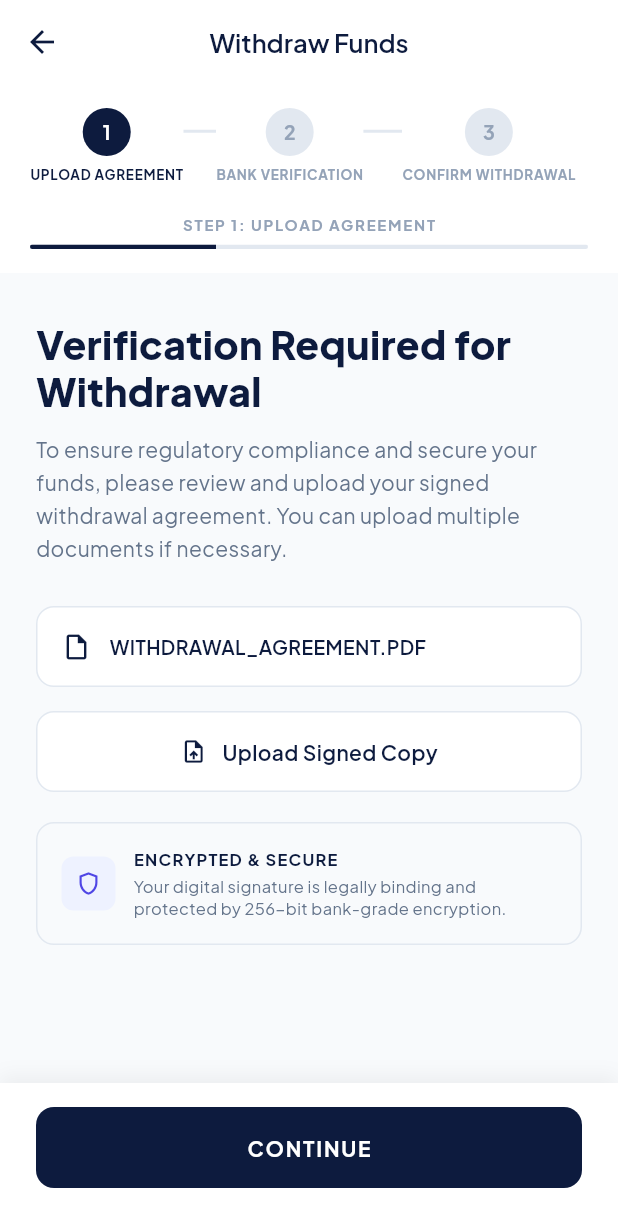
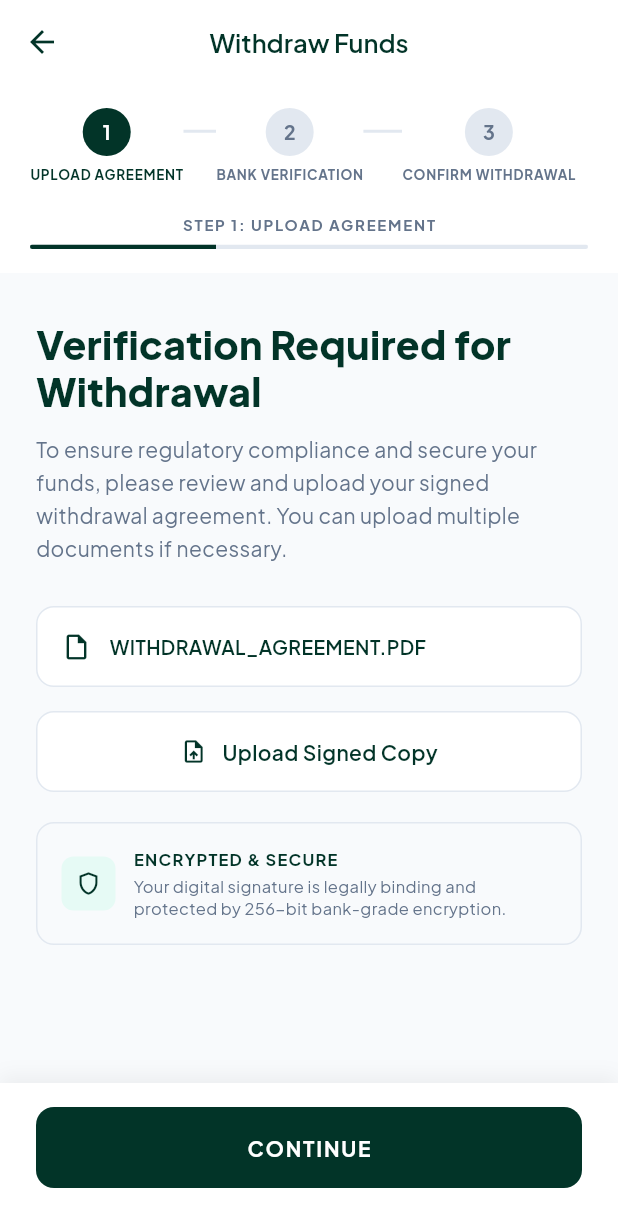
Before and after one commit to sobersmariiah/primekey, a Flutter app: the WithdrawalScreen screen opened directly with empty values, on a phone screen of 412 x 824 dp. Shown: the top 1227 px of the screen. Run offline on Flutter 3.47's test engine with Material 3 defaults, Android fonts, the phone set to English and light mode, and no system bars; our stand-ins replace cloud_firestore, equatable, file_picker, firebase_auth, firebase_core, firebase_storage and 10 more; missing offline and left inert: dart:js_interop, pdfx, simple_file_saver; accounts and stored records are empty; generated files the repository leaves out were written again.

Commit message:
Convert withdrawal screen styling and assets to use Forest Green brand theme

```diff
--- a/lib/features/withdrawal/screens/user_withdrawals_screen.dart
+++ b/lib/features/withdrawal/screens/user_withdrawals_screen.dart
@@ -411,8 +411,8 @@ class _WithdrawalsScreenState extends ConsumerState<WithdrawalsScreen>
         label = 'PENDING';
         break;
       case WithdrawalStatus.processing:
-        bg = const Color(0xFFEEF2FF);
-        fg = const Color(0xFF4F46E5);
+        bg = AppColors.primaryLight;
+        fg = AppColors.primary;
         label = 'PROCESSING';
         break;
       case WithdrawalStatus.completed:
@@ -450,7 +450,7 @@ class _WithdrawalsScreenState extends ConsumerState<WithdrawalsScreen>
       case WithdrawalStatus.pending:
         return AppColors.pending;
       case WithdrawalStatus.processing:
-        return const Color(0xFF4F46E5);
+        return AppColors.primary;
       case WithdrawalStatus.completed:
         return AppColors.success;
       case WithdrawalStatus.failed:
--- a/lib/features/withdrawal/screens/withdrawal_screen.dart
+++ b/lib/features/withdrawal/screens/withdrawal_screen.dart
@@ -59,7 +59,7 @@ class _WithdrawalScreenState extends ConsumerState<WithdrawalScreen> {
         backgroundColor: Colors.white,
         elevation: 0,
         leading: IconButton(
-          icon: const Icon(Icons.arrow_back, color: Color(0xFF0D1B3E)),
+          icon: const Icon(Icons.arrow_back, color: AppColors.primary),
           onPressed: () {
             if (state.currentStep > 0) {
               notifier.setStep(state.currentStep - 1);
@@ -73,7 +73,7 @@ class _WithdrawalScreenState extends ConsumerState<WithdrawalScreen> {
           style: TextStyle(
             fontSize: 17,
             fontWeight: FontWeight.w600,
-            color: Color(0xFF0D1B3E),
+            color: AppColors.primary,
           ),
         ),
         centerTitle: true,
@@ -190,7 +190,7 @@ class _WithdrawalScreenState extends ConsumerState<WithdrawalScreen> {
                       }
                     },
               style: ElevatedButton.styleFrom(
-                backgroundColor: const Color(0xFF0D1B3E),
+                backgroundColor: AppColors.primary,
                 foregroundColor: Colors.white,
                 padding: const EdgeInsets.symmetric(vertical: 18),
                 shape: RoundedRectangleBorder(
--- a/lib/features/withdrawal/widgets/step_agreement_upload.dart
+++ b/lib/features/withdrawal/widgets/step_agreement_upload.dart
@@ -2,6 +2,7 @@ import 'package:primekey_loan_app/shared/widgets/custom_popup.dart';
 import 'package:flutter/material.dart';
 import 'package:flutter_riverpod/flutter_riverpod.dart';
 import 'package:file_picker/file_picker.dart';
+import '../../../core/constants/app_colors.dart';
 import '../providers/withdrawal_provider.dart';
 
 class StepAgreementUpload extends ConsumerWidget {
@@ -46,7 +47,7 @@ class StepAgreementUpload extends ConsumerWidget {
           style: TextStyle(
             fontSize: 26,
             fontWeight: FontWeight.w800,
-            color: Color(0xFF0D1B3E),
+            color: AppColors.primary,
             height: 1.2,
           ),
         ),
@@ -55,7 +56,7 @@ class StepAgreementUpload extends ConsumerWidget {
           'To ensure regulatory compliance and secure your funds, please review and upload your signed withdrawal agreement. You can upload multiple documents if necessary.',
           style: TextStyle(
             fontSize: 14,
-            color: Color(0xFF64748B),
+            color: AppColors.textSecondary,
             height: 1.6,
           ),
         ),
@@ -65,12 +66,12 @@ class StepAgreementUpload extends ConsumerWidget {
           decoration: BoxDecoration(
             color: Colors.white,
             borderRadius: BorderRadius.circular(12),
-            border: Border.all(color: const Color(0xFFE2E8F0)),
+            border: Border.all(color: AppColors.border),
           ),
           child: const Row(
             children: [
               Icon(Icons.insert_drive_file_outlined,
-                  color: Color(0xFF0D1B3E), size: 20),
+                  color: AppColors.primary, size: 20),
               SizedBox(width: 12),
               Expanded(
                 child: Text(
@@ -78,7 +79,7 @@ class StepAgreementUpload extends ConsumerWidget {
                   style: TextStyle(
                     fontSize: 13,
                     fontWeight: FontWeight.w600,
-                    color: Color(0xFF0D1B3E),
+                    color: AppColors.primary,
                   ),
                 ),
               ),
@@ -92,7 +93,7 @@ class StepAgreementUpload extends ConsumerWidget {
             style: TextStyle(
               fontSize: 14,
               fontWeight: FontWeight.w700,
-              color: Color(0xFF0D1B3E),
+              color: AppColors.primary,
             ),
           ),
           const SizedBox(height: 12),
@@ -103,21 +104,21 @@ class StepAgreementUpload extends ConsumerWidget {
               margin: const EdgeInsets.only(bottom: 8),
               padding: const EdgeInsets.symmetric(horizontal: 12, vertical: 8),
               decoration: BoxDecoration(
-                color: const Color(0xFFF8FAFC),
+                color: AppColors.background,
                 borderRadius: BorderRadius.circular(8),
-                border: Border.all(color: const Color(0xFFE2E8F0)),
+                border: Border.all(color: AppColors.border),
               ),
               child: Row(
                 children: [
                   const Icon(Icons.check_circle,
-                      color: Color(0xFF16A34A), size: 18),
+                      color: AppColors.success, size: 18),
                   const SizedBox(width: 10),
                   Expanded(
                     child: Text(
                       file.name,
                       style: const TextStyle(
                         fontSize: 13,
-                        color: Color(0xFF0D1B3E),
+                        color: AppColors.primary,
                         fontWeight: FontWeight.w500,
                       ),
                       maxLines: 1,
@@ -126,7 +127,7 @@ class StepAgreementUpload extends ConsumerWidget {
                   ),
                   IconButton(
                     icon: const Icon(Icons.close,
-                        color: Color(0xFF94A3B8), size: 18),
+                        color: AppColors.textSecondary, size: 18),
                     onPressed: () => notifier.removeDocument(index),
                     visualDensity: VisualDensity.compact,
                     padding: EdgeInsets.zero,
@@ -145,7 +146,7 @@ class StepAgreementUpload extends ConsumerWidget {
             decoration: BoxDecoration(
               color: Colors.white,
               borderRadius: BorderRadius.circular(12),
-              border: Border.all(color: const Color(0xFFE2E8F0)),
+              border: Border.all(color: AppColors.border),
             ),
             child: Padding(
               padding: const EdgeInsets.symmetric(vertical: 16, horizontal: 20),
@@ -158,12 +159,12 @@ class StepAgreementUpload extends ConsumerWidget {
                       height: 18,
                       child: CircularProgressIndicator(
                         strokeWidth: 2,
-                        color: Color(0xFF0D1B3E),
+                        color: AppColors.primary,
                       ),
                     )
                   else
                     const Icon(Icons.upload_file_outlined,
-                        color: Color(0xFF0D1B3E), size: 18),
+                        color: AppColors.primary, size: 18),
                   const SizedBox(width: 10),
                   Text(
                     state.isUploading
@@ -174,7 +175,7 @@ class StepAgreementUpload extends ConsumerWidget {
                     style: const TextStyle(
                       fontSize: 14,
                       fontWeight: FontWeight.w600,
-                      color: Color(0xFF0D1B3E),
+                      color: AppColors.primary,
                     ),
                   ),
                 ],
@@ -186,9 +187,9 @@ class StepAgreementUpload extends ConsumerWidget {
         Container(
           padding: const EdgeInsets.all(16),
           decoration: BoxDecoration(
-            color: const Color(0xFFF8FAFC),
+            color: AppColors.background,
             borderRadius: BorderRadius.circular(12),
-            border: Border.all(color: const Color(0xFFE2E8F0)),
+            border: Border.all(color: AppColors.border),
           ),
           child: Row(
             children: [
@@ -196,11 +197,11 @@ class StepAgreementUpload extends ConsumerWidget {
                 width: 36,
                 height: 36,
                 decoration: BoxDecoration(
-                  color: const Color(0xFFEEF2FF),
+                  color: AppColors.primaryLight,
                   borderRadius: BorderRadius.circular(8),
                 ),
                 child: const Icon(Icons.shield_outlined,
-                    color: Color(0xFF4F46E5), size: 18),
+                    color: AppColors.primary, size: 18),
               ),
               const SizedBox(width: 12),
               const Expanded(
@@ -212,7 +213,7 @@ class StepAgreementUpload extends ConsumerWidget {
                       style: TextStyle(
                         fontSize: 11,
                         fontWeight: FontWeight.w700,
-                        color: Color(0xFF0D1B3E),
+                        color: AppColors.primary,
                         letterSpacing: 0.8,
                       ),
                     ),
@@ -221,7 +222,7 @@ class StepAgreementUpload extends ConsumerWidget {
                       'Your digital signature is legally binding and protected by 256-bit bank-grade encryption.',
                       style: TextStyle(
                         fontSize: 11,
-                        color: Color(0xFF64748B),
+                        color: AppColors.textSecondary,
                         height: 1.4,
                       ),
                     ),
--- a/lib/features/withdrawal/widgets/withdrawal_step_indicator.dart
+++ b/lib/features/withdrawal/widgets/withdrawal_step_indicator.dart
@@ -1,4 +1,5 @@
 import 'package:flutter/material.dart';
+import '../../../core/constants/app_colors.dart';
 
 class WithdrawalStepIndicator extends StatelessWidget {
   final int currentStep;
@@ -32,7 +33,7 @@ class WithdrawalStepIndicator extends StatelessWidget {
                           height: 32,
                           decoration: BoxDecoration(
                             color: isComplete || isActive
-                                ? const Color(0xFF0D1B3E)
+                                ? AppColors.primary
                                 : const Color(0xFFE2E8F0),
                             shape: BoxShape.circle,
                           ),
@@ -47,7 +48,7 @@ class WithdrawalStepIndicator extends StatelessWidget {
                                       fontWeight: FontWeight.w700,
                                       color: isActive
                                           ? Colors.white
-                                          : const Color(0xFF94A3B8),
+                                          : AppColors.textSecondary,
                                     ),
                                   ),
                           ),
@@ -59,8 +60,8 @@ class WithdrawalStepIndicator extends StatelessWidget {
                             fontSize: 9,
                             fontWeight: FontWeight.w700,
                             color: isActive || isComplete
-                                ? const Color(0xFF0D1B3E)
-                                : const Color(0xFF94A3B8),
+                                ? AppColors.primary
+                                : AppColors.textSecondary,
                             letterSpacing: 0.5,
                           ),
                         ),
@@ -80,7 +81,7 @@ class WithdrawalStepIndicator extends StatelessWidget {
                           height: 2,
                           margin: const EdgeInsets.only(bottom: 20),
                           color: i < currentStep
-                              ? const Color(0xFF0D1B3E)
+                              ? AppColors.primary
                               : const Color(0xFFE2E8F0),
                         ),
                       ),
@@ -99,7 +100,7 @@ class WithdrawalStepIndicator extends StatelessWidget {
             style: const TextStyle(
               fontSize: 10,
               fontWeight: FontWeight.w700,
-              color: Color(0xFF94A3B8),
+              color: AppColors.textSecondary,
               letterSpacing: 1.2,
             ),
           ),
@@ -109,7 +110,7 @@ class WithdrawalStepIndicator extends StatelessWidget {
             child: LinearProgressIndicator(
               value: (currentStep + 1) / 3,
               backgroundColor: const Color(0xFFE2E8F0),
-              color: const Color(0xFF0D1B3E),
+              color: AppColors.primary,
               minHeight: 3,
             ),
           ),
```
Also changed, not shown: lib/features/withdrawal/screens/withdrawal_success_screen.dart (+15 -14 lines), lib/features/withdrawal/widgets/step_bank_selection.dart (+13 -13 lines), lib/features/withdrawal/widgets/step_confirmation.dart (+7 -6 lines).
